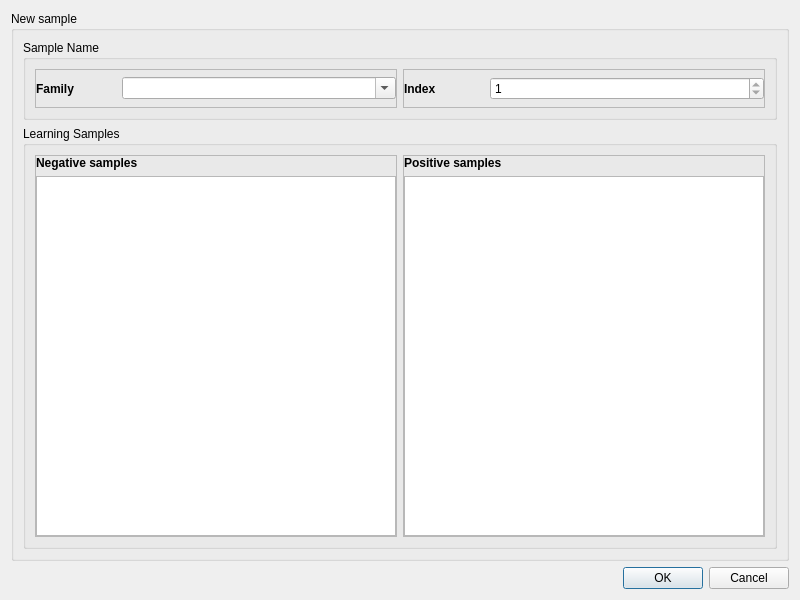
First picture: the form in addnewdialog.ui, repository vvd7683/SimScanner, before the edit.
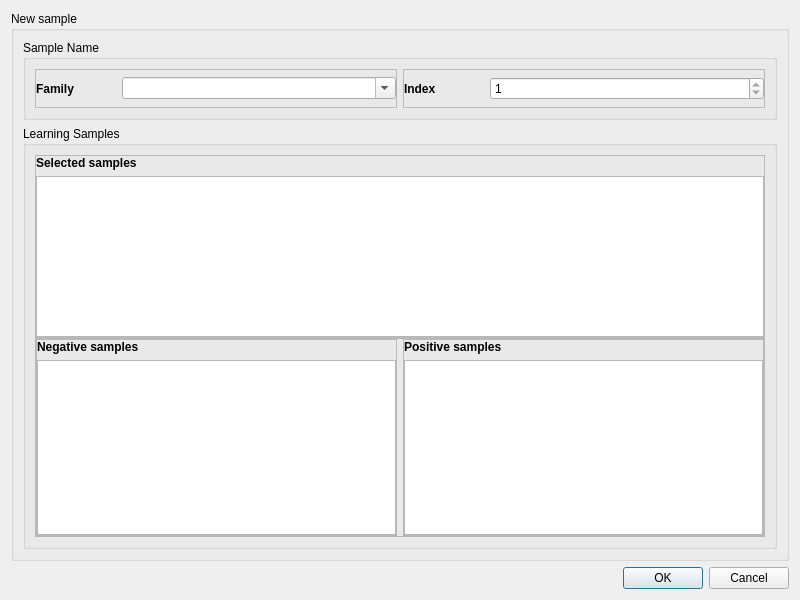
Second picture: the form after the edit. Icons and pictures are not drawn.

```diff
--- a/addnewdialog.ui
+++ b/addnewdialog.ui
@@ -183,16 +183,31 @@
         <property name="title">
          <string>Learning Samples</string>
         </property>
-        <layout class="QHBoxLayout" name="horizontalLayout_4">
+        <layout class="QVBoxLayout" name="verticalLayout_3">
+         <property name="spacing">
+          <number>0</number>
+         </property>
          <item>
-          <widget class="QFrame" name="frameNegativeSamples">
+          <widget class="QFrame" name="frameSelectedSamples">
+           <property name="minimumSize">
+            <size>
+             <width>0</width>
+             <height>150</height>
+            </size>
+           </property>
+           <property name="maximumSize">
+            <size>
+             <width>16777215</width>
+             <height>200</height>
+            </size>
+           </property>
            <property name="frameShape">
             <enum>QFrame::StyledPanel</enum>
            </property>
            <property name="frameShadow">
             <enum>QFrame::Raised</enum>
            </property>
-           <layout class="QVBoxLayout" name="verticalLayout_5">
+           <layout class="QVBoxLayout" name="verticalLayout_6">
             <property name="leftMargin">
              <number>0</number>
             </property>
@@ -206,7 +221,7 @@
              <number>0</number>
             </property>
             <item>
-             <widget class="QLabel" name="lNegativeSamples">
+             <widget class="QLabel" name="label">
               <property name="font">
                <font>
                 <weight>75</weight>
@@ -214,25 +229,44 @@
                </font>
               </property>
               <property name="text">
-               <string>Negative samples</string>
+               <string>Selected samples</string>
               </property>
              </widget>
             </item>
             <item>
-             <widget class="QTreeView" name="tvNegativeSamples"/>
+             <widget class="QTreeWidget" name="tvSelectedSamples">
+              <attribute name="headerVisible">
+               <bool>false</bool>
+              </attribute>
+              <column>
+               <property name="text">
+                <string>Sample name</string>
+               </property>
+              </column>
+              <column>
+               <property name="text">
+                <string>File size</string>
+               </property>
+              </column>
+              <column>
+               <property name="text">
+                <string>Full path</string>
+               </property>
+              </column>
+             </widget>
             </item>
            </layout>
           </widget>
          </item>
          <item>
-          <widget class="QFrame" name="framePositiveSamples">
+          <widget class="QFrame" name="frame">
            <property name="frameShape">
             <enum>QFrame::StyledPanel</enum>
            </property>
            <property name="frameShadow">
             <enum>QFrame::Raised</enum>
            </property>
-           <layout class="QVBoxLayout" name="verticalLayout_4">
+           <layout class="QHBoxLayout" name="horizontalLayout_5">
             <property name="leftMargin">
              <number>0</number>
             </property>
@@ -246,20 +280,92 @@
              <number>0</number>
             </property>
             <item>
-             <widget class="QLabel" name="lPositiveSamples">
-              <property name="font">
-               <font>
-                <weight>75</weight>
-                <bold>true</bold>
-               </font>
+             <widget class="QFrame" name="frameNegativeSamples">
+              <property name="frameShape">
+               <enum>QFrame::StyledPanel</enum>
               </property>
-              <property name="text">
-               <string>Positive samples</string>
+              <property name="frameShadow">
+               <enum>QFrame::Raised</enum>
               </property>
+              <layout class="QVBoxLayout" name="verticalLayout_5">
+               <property name="leftMargin">
+                <number>0</number>
+               </property>
+               <property name="topMargin">
+                <number>0</number>
+               </property>
+               <property name="rightMargin">
+                <number>0</number>
+               </property>
+               <property name="bottomMargin">
+                <number>0</number>
+               </property>
+               <item>
+                <widget class="QLabel" name="lNegativeSamples">
+                 <property name="font">
+                  <font>
+                   <weight>75</weight>
+                   <bold>true</bold>
+                  </font>
+                 </property>
+                 <property name="text">
+                  <string>Negative samples</string>
+                 </property>
+                </widget>
+               </item>
+               <item>
+                <widget class="QTreeView" name="tvNegativeSamples">
+                 <attribute name="headerDefaultSectionSize">
+                  <number>0</number>
+                 </attribute>
+                </widget>
+               </item>
+              </layout>
              </widget>
             </item>
             <item>
-             <widget class="QTreeView" name="tvPositiveSamples"/>
+             <widget class="QFrame" name="framePositiveSamples">
+              <property name="frameShape">
+               <enum>QFrame::StyledPanel</enum>
+              </property>
+              <property name="frameShadow">
+               <enum>QFrame::Raised</enum>
+              </property>
+              <layout class="QVBoxLayout" name="verticalLayout_4">
+               <property name="leftMargin">
+                <number>0</number>
+               </property>
+               <property name="topMargin">
+                <number>0</number>
+               </property>
+               <property name="rightMargin">
+                <number>0</number>
+               </property>
+               <property name="bottomMargin">
+                <number>0</number>
+               </property>
+               <item>
+                <widget class="QLabel" name="lPositiveSamples">
+                 <property name="font">
+                  <font>
+                   <weight>75</weight>
+                   <bold>true</bold>
+                  </font>
+                 </property>
+                 <property name="text">
+                  <string>Positive samples</string>
+                 </property>
+                </widget>
+               </item>
+               <item>
+                <widget class="QTreeView" name="tvPositiveSamples">
+                 <attribute name="headerDefaultSectionSize">
+                  <number>0</number>
+                 </attribute>
+                </widget>
+               </item>
+              </layout>
+             </widget>
             </item>
            </layout>
           </widget>
```
